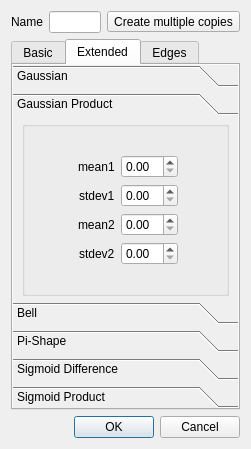
Old version of the form qtfuzzylite/ui/Term.ui in the repository fuzzylite/fuzzylite.
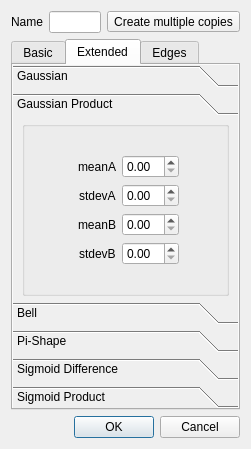
New version of the form. The open tabs and pages were chosen to show the change. Icons and pictures are not drawn.

```diff
--- a/qtfuzzylite/ui/Term.ui
+++ b/qtfuzzylite/ui/Term.ui
@@ -650,8 +650,8 @@
              <rect>
               <x>0</x>
               <y>0</y>
-              <width>146</width>
-              <height>149</height>
+              <width>214</width>
+              <height>156</height>
              </rect>
             </property>
             <attribute name="label">
@@ -691,7 +691,7 @@
                 <item row="0" column="0">
                  <widget class="QLabel" name="label_25">
                   <property name="text">
-                   <string>mean1</string>
+                   <string>meanA</string>
                   </property>
                  </widget>
                 </item>
@@ -701,7 +701,7 @@
                 <item row="1" column="0">
                  <widget class="QLabel" name="label_26">
                   <property name="text">
-                   <string>stdev1</string>
+                   <string>stdevA</string>
                   </property>
                  </widget>
                 </item>
@@ -711,7 +711,7 @@
                 <item row="2" column="0">
                  <widget class="QLabel" name="label_43">
                   <property name="text">
-                   <string>mean2</string>
+                   <string>meanB</string>
                   </property>
                  </widget>
                 </item>
@@ -721,7 +721,7 @@
                 <item row="3" column="0">
                  <widget class="QLabel" name="label_44">
                   <property name="text">
-                   <string>stdev2</string>
+                   <string>stdevB</string>
                   </property>
                  </widget>
                 </item>
```
Left out of the diff: 56 changed lines with no effect on the pictures.
